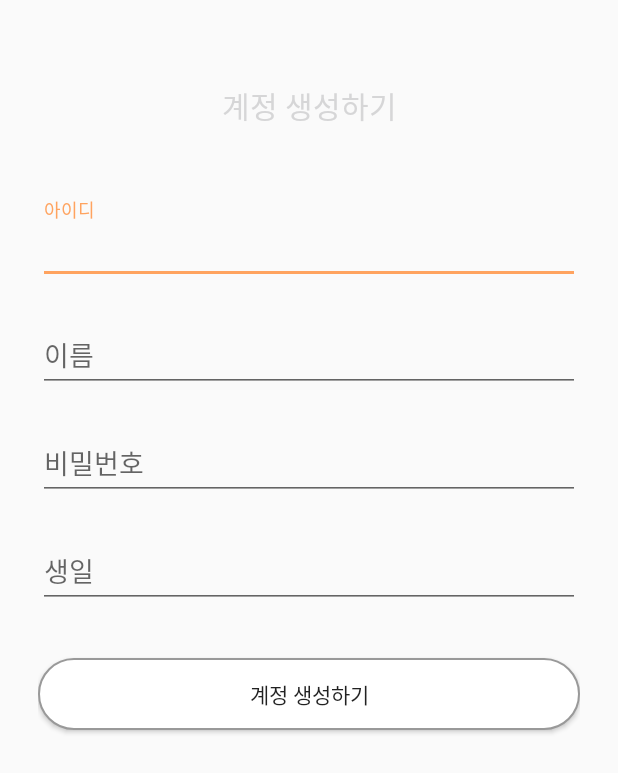
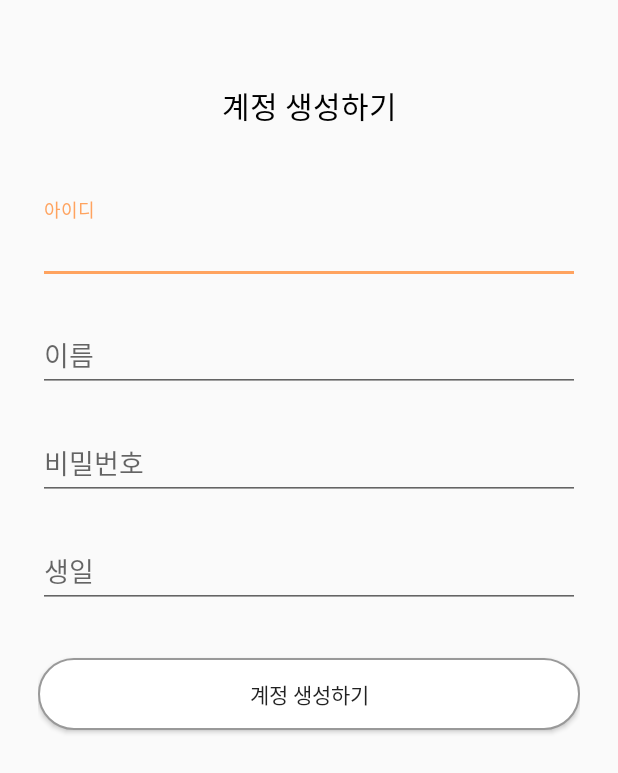
Before and after one commit to ahndwon/PersonalFood, an Android app: the SignupActivity screen opened directly, with no data from a screen before it, on a phone screen of 412 x 824 dp. Shown: the top 773 px of the screen. Run offline under Robolectric (Android 15) with nearby library versions, the phone set to English and light mode, and no system bars; Roboto replaces fonts that are not available here.

Commit message:
fixed error

```diff
--- a/app/build.gradle
+++ b/app/build.gradle
@@ -6,7 +6,6 @@ android {
         applicationId "com.team11.personalfood"
         minSdkVersion 23
         targetSdkVersion 26
-        versionCode 1
         versionName "1.0"
         testInstrumentationRunner "android.support.test.runner.AndroidJUnitRunner"
     }
--- a/app/src/main/res/layout/activity_signup.xml
+++ b/app/src/main/res/layout/activity_signup.xml
@@ -17,7 +17,7 @@
             android:layout_height="wrap_content"
             android:text="계정 생성하기"
             android:textSize="20sp"
-            android:textColor="@color/black"
+            android:textColor="@color/colorBlack"
             android:gravity="center_horizontal"
             android:layout_marginBottom="40dp"/>
 
--- a/app/src/main/res/values/colors.xml
+++ b/app/src/main/res/values/colors.xml
@@ -1,7 +1,7 @@
 <?xml version="1.0" encoding="utf-8"?>
 <resources>
     <color name="colorPrimary">#3F51B5</color>
-    <color name="colorPrimaryDark">#303F9F</color>
+    <color name="colorPrimaryDark">#d77418</color>
     <color name="colorAccent">#FFA35F</color>
     <color name="colorWhite">#FFFFFF</color>
     <color name="colorGray">#999999</color>
@@ -13,5 +13,4 @@
     <color name="colorChatBackground">#fde7d7</color>
     <color name="colorChatBottom">#fcc9a5</color>
     <color name="colorMiddleGray">#7C7C7C</color>
-
 </resources>
```
